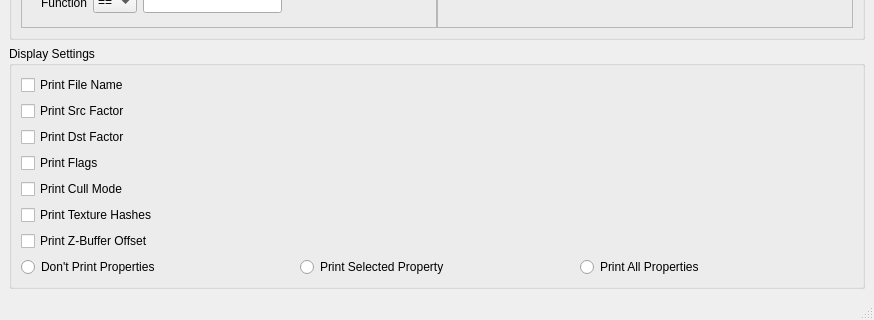
Before: the Qt Designer form gui/settingswindow.ui in ScanMountGoat/Smash-Material-XML, drawn with Qt 5; both pictures show x 0 to 874 and y 321 to 641 of the 874 by 641 pixel window.
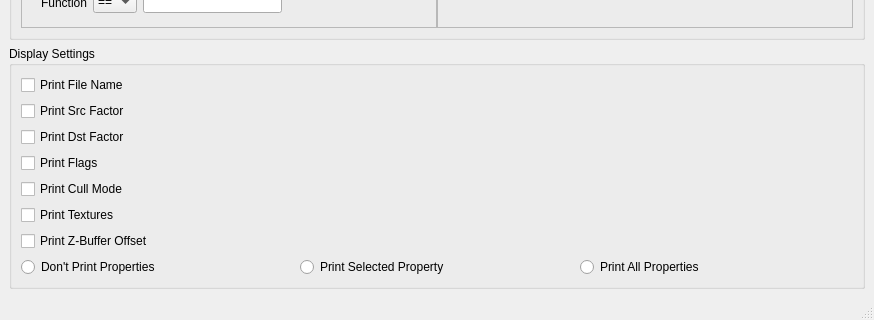
After: the same form once the commit is applied.

Commit message: print additional texture attributes

Patch:
```diff
--- a/gui/settingswindow.ui
+++ b/gui/settingswindow.ui
@@ -861,7 +861,7 @@
        <item>
         <widget class="QCheckBox" name="displayTexturesCheckBox">
          <property name="text">
-          <string>Print Texture Hashes</string>
+          <string>Print Textures</string>
          </property>
         </widget>
        </item>
```
The commit also changes 6 other files.
